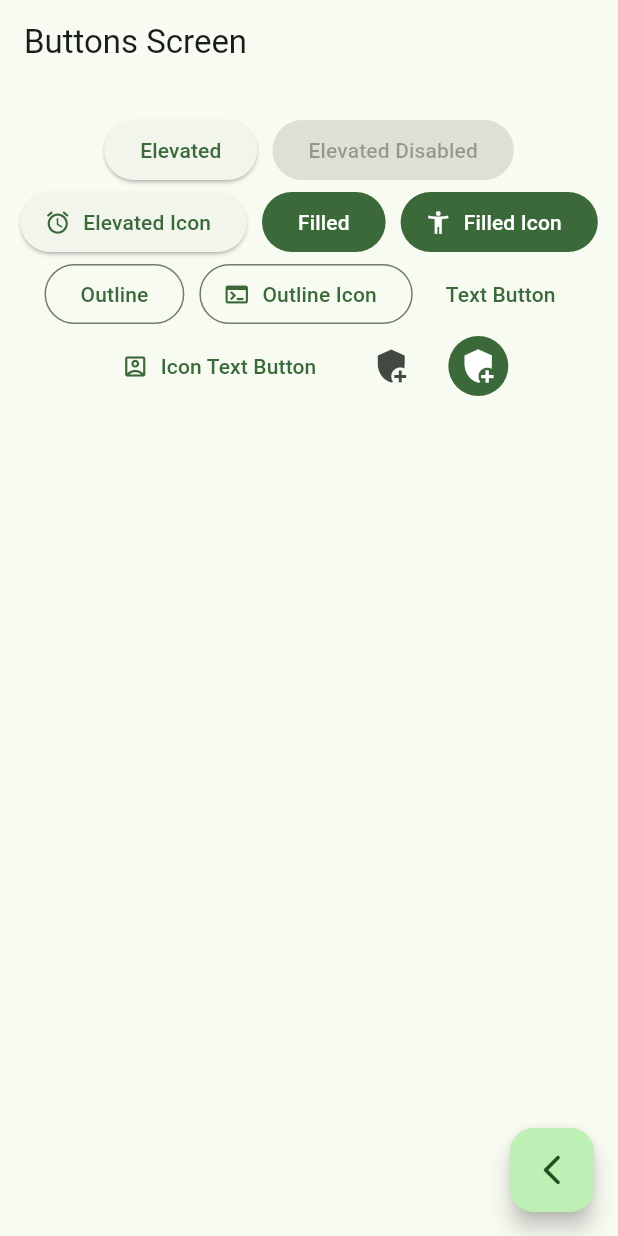
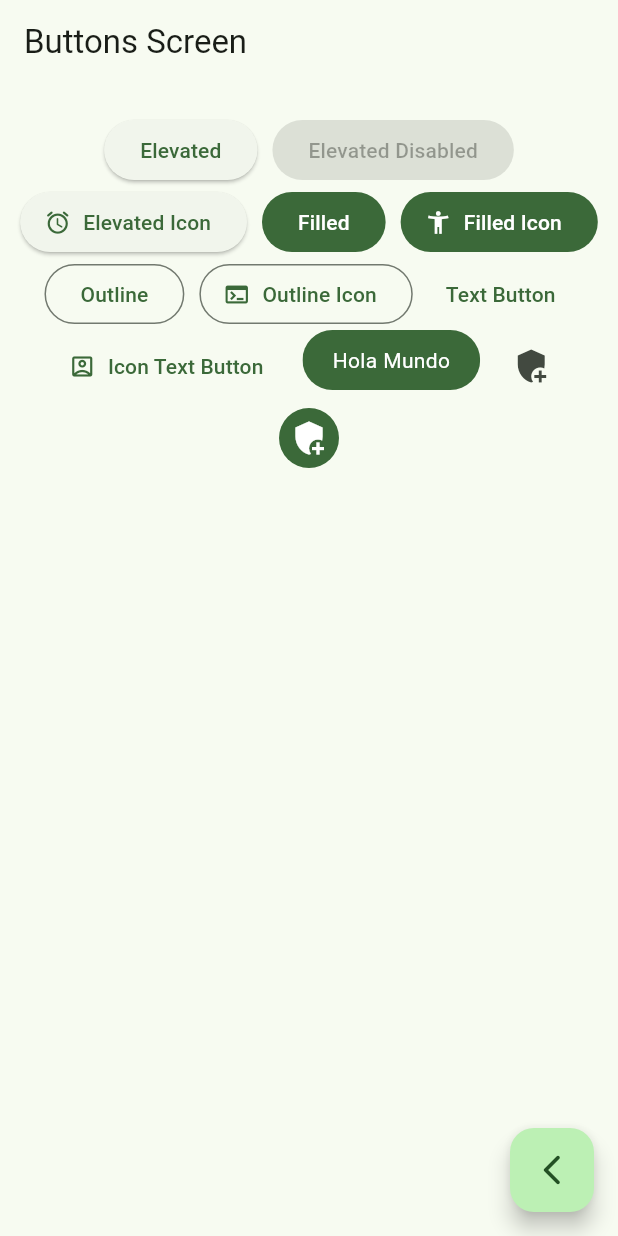
Before and after one commit to SammyCode/widgets_catalog, a Flutter app: the ButtonsScreen screen opened by its route, on a phone screen of 412 x 824 dp. Run offline on Flutter 3.47's test engine with Material 3 defaults, Android fonts, the phone set to English and light mode, and no system bars; our stand-ins replace go_router.

Commit message:
Created custom button

```diff
--- a/lib/presentation/screens/buttons/buttons_screen.dart
+++ b/lib/presentation/screens/buttons/buttons_screen.dart
@@ -58,9 +58,7 @@ class _ButtonsView extends StatelessWidget {
                 onPressed: () {},
                 icon: const Icon(Icons.account_box_outlined),
                 label: const Text('Icon Text Button')),
-
-            //TODO custom button
-
+            const CustomButton(),
             IconButton(onPressed: () {}, icon: Icon(Icons.add_moderator)),
             IconButton(
                 onPressed: () {},
@@ -74,3 +72,27 @@ class _ButtonsView extends StatelessWidget {
     );
   }
 }
+
+class CustomButton extends StatelessWidget {
+  const CustomButton({super.key});
+
+  @override
+  Widget build(BuildContext context) {
+    final colors = Theme.of(context).colorScheme;
+    return ClipRRect(
+      borderRadius: BorderRadius.circular(20),
+      child: Material(
+        color: colors.primary,
+        child: InkWell(
+          onTap: () {},
+          child: const Padding(
+              padding: EdgeInsets.symmetric(horizontal: 20, vertical: 10),
+              child: Text(
+                'Hola Mundo',
+                style: TextStyle(color: Colors.white),
+              )),
+        ),
+      ),
+    );
+  }
+}
```
